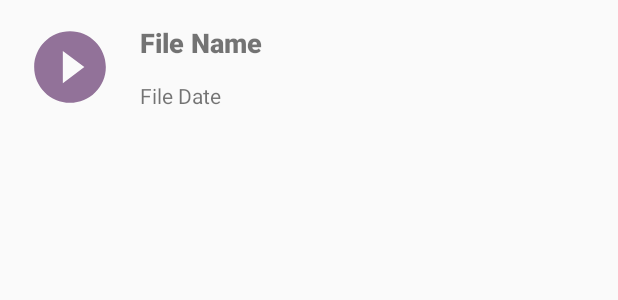
After one commit to bavllymagid/voiceRecorderApp, an Android app: the layout file_item.xml on its own in the app's theme, with its tools: preview values and no code run, on a phone screen of 412 x 824 dp. The commit adds this screen. Shown: the top 300 px of the screen. Run offline under Robolectric (Android 15) with nearby library versions, the phone set to English and light mode, and no system bars.

Commit message:
finished files managment and layout

```diff
--- a/app/src/main/java/project/java4/voicerecorder/fragments/RecorderFragment.java
+++ b/app/src/main/java/project/java4/voicerecorder/fragments/RecorderFragment.java
@@ -14,6 +14,8 @@ import androidx.core.app.ActivityCompat;
 import androidx.fragment.app.Fragment;
 import androidx.navigation.NavController;
 import androidx.navigation.Navigation;
+import androidx.recyclerview.widget.LinearLayoutManager;
+import androidx.recyclerview.widget.RecyclerView;
 
 import android.os.SystemClock;
 import android.view.LayoutInflater;
@@ -29,6 +31,7 @@ import java.text.SimpleDateFormat;
 import java.util.Date;
 import java.util.Locale;
 
+import project.java4.voicerecorder.FileAdapter;
 import project.java4.voicerecorder.R;
 
 
@@ -47,6 +50,7 @@ public class RecorderFragment extends Fragment {
     boolean isRecording = false;
 
     private MediaRecorder mediaRecorder;
+
 
     public RecorderFragment() {
         // Required empty public constructor
@@ -69,6 +73,7 @@ public class RecorderFragment extends Fragment {
         recButton = view.findViewById(R.id.record_button);
         recordTimer = view.findViewById(R.id.record_timer);
         recordStatus = view.findViewById(R.id.file_name);
+
 
         listBtn.setOnClickListener(new View.OnClickListener() {
             @SuppressLint("NonConstantResourceId")
--- /dev/null
+++ b/app/src/main/res/drawable/ic_baseline_play_circle_filled_24.xml
@@ -0,0 +1,5 @@
+<vector android:height="24dp" android:tint="#927299"
+    android:viewportHeight="24" android:viewportWidth="24"
+    android:width="24dp" xmlns:android="http://schemas.android.com/apk/res/android">
+    <path android:fillColor="@android:color/white" android:pathData="M12,2C6.48,2 2,6.48 2,12s4.48,10 10,10 10,-4.48 10,-10S17.52,2 12,2zM10,16.5v-9l6,4.5 -6,4.5z"/>
+</vector>
--- /dev/null
+++ b/app/src/main/res/layout/file_item.xml
@@ -0,0 +1,40 @@
+<?xml version="1.0" encoding="utf-8"?>
+<androidx.constraintlayout.widget.ConstraintLayout xmlns:android="http://schemas.android.com/apk/res/android"
+    xmlns:app="http://schemas.android.com/apk/res-auto"
+    xmlns:tools="http://schemas.android.com/tools"
+    android:orientation="vertical" android:layout_width="match_parent"
+    android:layout_height="wrap_content">
+
+    <ImageView
+        android:id="@+id/imageView"
+        android:layout_width="61dp"
+        android:layout_height="57dp"
+        android:layout_marginStart="16dp"
+        android:layout_marginTop="16dp"
+        android:layout_marginBottom="16dp"
+        app:layout_constraintBottom_toBottomOf="parent"
+        app:layout_constraintStart_toStartOf="parent"
+        app:layout_constraintTop_toTopOf="parent"
+        app:srcCompat="@drawable/ic_baseline_play_circle_filled_24" />
+
+    <TextView
+        android:id="@+id/name"
+        android:layout_width="wrap_content"
+        android:layout_height="wrap_content"
+        android:layout_marginStart="16dp"
+        android:text="File Name"
+        app:layout_constraintStart_toEndOf="@+id/imageView"
+        app:layout_constraintTop_toTopOf="@+id/imageView"
+        android:fontFamily="sans-serif-black"
+        android:textSize="18dp"/>
+
+    <TextView
+        android:id="@+id/date"
+        android:layout_width="wrap_content"
+        android:layout_height="wrap_content"
+        android:layout_marginStart="16dp"
+        android:text="File Date"
+        app:layout_constraintBottom_toBottomOf="@+id/imageView"
+        app:layout_constraintStart_toEndOf="@+id/imageView"
+        android:fontFamily="sans-serif"/>
+</androidx.constraintlayout.widget.ConstraintLayout>
```
Also changed, not shown: app/src/main/java/project/java4/voicerecorder/FileAdapter.java (+40 -4 lines), app/src/main/java/project/java4/voicerecorder/fragments/AudioListFragment.java (+31 -1 lines).
